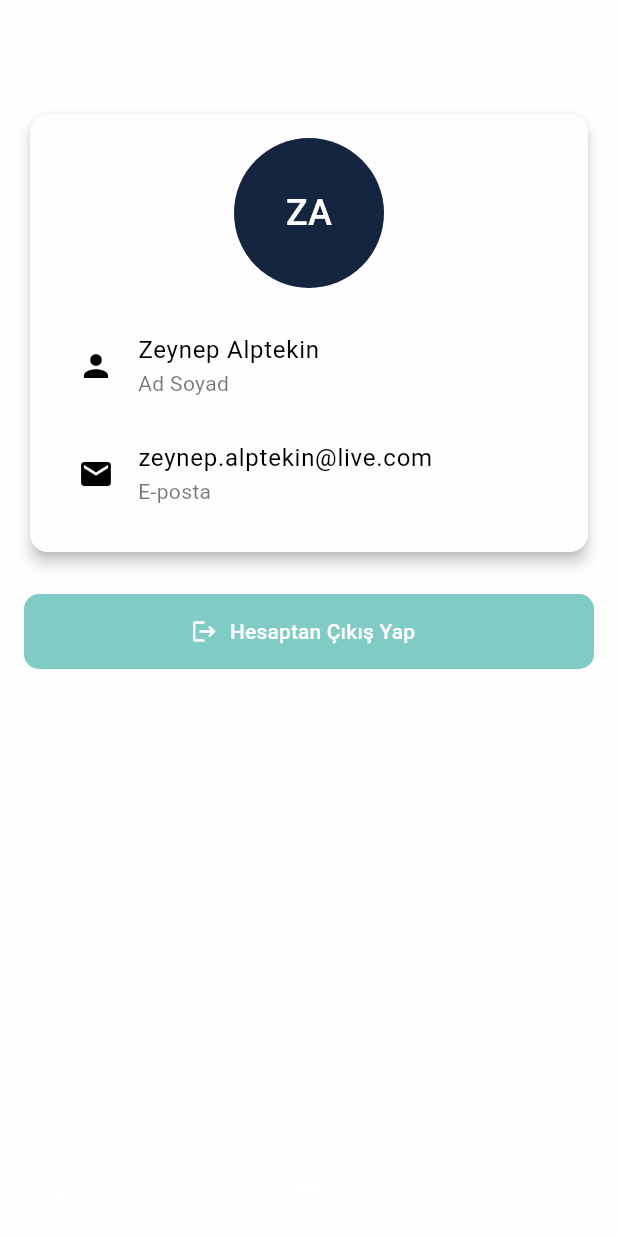
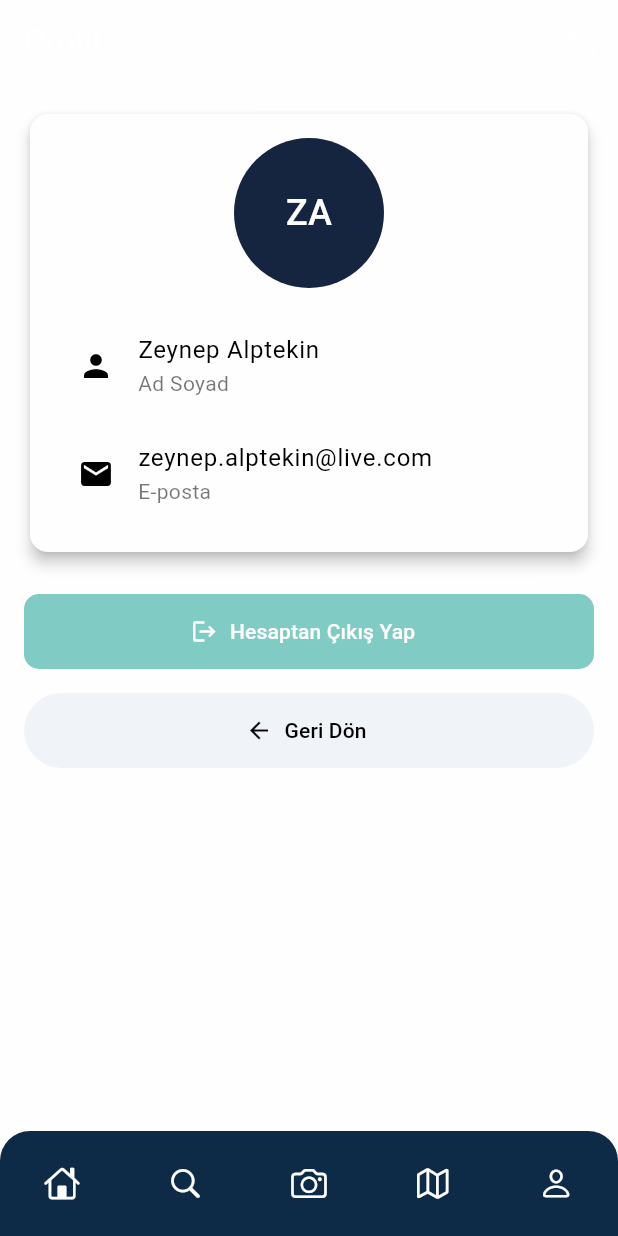
Before and after one commit to zeynepalptekin/WanderCompass, a Flutter app: the PersonScreen screen opened by its route, on a phone screen of 412 x 824 dp. Run offline on Flutter 3.47's test engine with Material 3 defaults, Android fonts, the phone set to English and light mode, and no system bars; our stand-ins replace go_router, google_fonts, lottie; missing offline and left inert: dotlottie_loader.

Commit message:
arama ve person sayfalarina alt menu, sayfalar arasi gecis eklendi.

```diff
--- a/lib/core/themes.dart
+++ b/lib/core/themes.dart
@@ -34,6 +34,7 @@ const darkColors = {
   "error": Color.fromARGB(255, 244, 67, 54),
   "onError": Color.fromARGB(255, 255, 255, 255),
 };
+
 final lightTheme = ThemeData(
   brightness: Brightness.light,
   colorScheme: ColorScheme(
--- a/lib/main.dart
+++ b/lib/main.dart
@@ -8,7 +8,7 @@ void main() {
   runApp(
     ChangeNotifierProvider(
       create: (_) => ThemeProvider(),
-      child: MyApp(),
+      child: const MyApp(),
     ),
   );
 }
@@ -18,7 +18,8 @@ class MyApp extends StatelessWidget {
 
   @override
   Widget build(BuildContext context) {
-    return Consumer<ThemeProvider>(builder: (context, themeProvider, child) {
+    final themeProvider = Provider.of<ThemeProvider>(context);
+
     return MaterialApp.router(
       title: 'Flutter App',
       themeMode: themeProvider.isDark ? ThemeMode.dark : ThemeMode.light,
@@ -27,6 +28,5 @@ class MyApp extends StatelessWidget {
       routerConfig: router, // go_router yapılandırmamızı kullan
       debugShowCheckedModeBanner: false, // Debug bandını kaldır
     );
-    });
   }
 }
--- a/lib/screens/person_screen.dart
+++ b/lib/screens/person_screen.dart
@@ -1,16 +1,18 @@
 import 'package:flutter/cupertino.dart';
 import 'package:flutter/material.dart';
 import 'package:go_router/go_router.dart';
-import 'package:provider/provider.dart';
-
 import '../core/themes.dart';
 import '../widgets/bottom_menu.dart';
+import 'package:provider/provider.dart'; // Provider'ı dahil edin
 
 class PersonScreen extends StatelessWidget {
   const PersonScreen({super.key});
 
   @override
   Widget build(BuildContext context) {
+    // ThemeProvider'ı burada doğru şekilde kullanıyoruz
+    final themeProvider = Provider.of<ThemeProvider>(context);
+
     return Scaffold(
       appBar: AppBar(
         title: const Text("Profil"),
@@ -18,7 +20,7 @@ class PersonScreen extends StatelessWidget {
           IconButton(
             icon: const Icon(CupertinoIcons.moon),
             onPressed: () {
-              context.read<ThemeProvider>().toggleTheme();
+              themeProvider.toggleTheme(); // Tema değişikliği
             },
           ),
         ],
@@ -35,7 +37,6 @@ class PersonScreen extends StatelessWidget {
               padding: const EdgeInsets.all(16),
               child: Column(
                 children: [
-                  // Profil Resmi
                   const CircleAvatar(
                     radius: 50,
                     backgroundColor: Color.fromARGB(255, 22, 37, 63),
@@ -45,8 +46,6 @@ class PersonScreen extends StatelessWidget {
                     ),
                   ),
                   const SizedBox(height: 16),
-
-                  // Kullanıcı Bilgileri
                   const ListTile(
                     leading: Icon(Icons.person, color: Colors.black),
                     title: Text(
@@ -74,10 +73,10 @@ class PersonScreen extends StatelessWidget {
             ),
           ),
           const SizedBox(height: 24),
-
-          // Hesaptan Çıkış Yap Butonu
           FilledButton.icon(
-            onPressed: () {},
+            onPressed: () {
+              // Hesaptan çıkış yapacak fonksiyonu buraya ekleyebilirsiniz
+            },
             icon: const Icon(Icons.logout),
             label: const Text("Hesaptan Çıkış Yap"),
             style: FilledButton.styleFrom(
@@ -88,25 +87,20 @@ class PersonScreen extends StatelessWidget {
               ),
             ),
           ),
-
           const SizedBox(height: 16),
-
-          // Geri Dön Butonu: Geri gitme işlemi mevcutsa görünür
-          if (Navigator.of(context).canPop())
           TextButton.icon(
             onPressed: () {
-                context.pop(); // Geri gitmek için
+              context.go("/home"); // Ana sayfaya gitmek için
             },
-              icon: const Icon(Icons.arrow_back,
-                  color: Colors.black), // İkonun rengi siyah
+            icon: const Icon(Icons.arrow_back, color: Colors.black),
             label: const Text(
               "Geri Dön",
-                style: TextStyle(color: Colors.black), // Yazının rengi siyah
+              style: TextStyle(color: Colors.black),
             ),
             style: TextButton.styleFrom(
               foregroundColor: Colors.black,
               minimumSize: const Size(double.infinity, 50),
-                backgroundColor: const Color(0xFFF0F4F8), // İkon ve yazı rengi
+              backgroundColor: const Color(0xFFF0F4F8),
             ),
           ),
         ],
--- a/lib/widgets/bottom_menu.dart
+++ b/lib/widgets/bottom_menu.dart
@@ -1,4 +1,3 @@
-// TODO Implement this library.
 import 'package:flutter/cupertino.dart';
 import 'package:flutter/material.dart';
 import 'package:go_router/go_router.dart';
@@ -12,47 +11,66 @@ class BottomMenu extends StatelessWidget {
   Widget build(BuildContext context) {
     return Container(
       height: 70,
+      decoration: BoxDecoration(
+        color: Theme.of(context).colorScheme.primary, // Tema ile uyumlu renk
+        borderRadius: const BorderRadius.only(
+          topLeft: Radius.circular(20),
+          topRight: Radius.circular(20),
+        ),
+      ),
       child: Row(
         mainAxisAlignment: MainAxisAlignment.spaceAround,
         children: [
+          // Ana Sayfa İkonu
           IconButton(
             onPressed: () {
-              context.go("/home");
+              context.go("/home"); // Ana sayfaya yönlendirme
             },
             icon: Icon(
               CupertinoIcons.home,
+              color: Theme.of(context)
+                  .colorScheme
+                  .onPrimary, // Tema ile uyumlu renk
             ),
           ),
+          // Arama İkonu
           IconButton(
             onPressed: () {
-              context.go("/search");
+              context.go("/search"); // Arama sayfasına yönlendirme
             },
             icon: Icon(
               CupertinoIcons.search,
+              color: Theme.of(context).colorScheme.onPrimary,
             ),
           ),
+          // Kamera İkonu
           IconButton(
             onPressed: () {
-              context.go("/voice");
+              context.go("/camera"); // Kamera sayfasına yönlendirme
             },
             icon: Icon(
-              Icons.android,
+              CupertinoIcons.camera,
+              color: Theme.of(context).colorScheme.onPrimary,
             ),
           ),
+          // Harita İkonu
           IconButton(
             onPressed: () {
-              context.go("/history");
+              context.go("/map"); // Harita sayfasına yönlendirme
             },
             icon: Icon(
-              Icons.history,
+              CupertinoIcons.map,
+              color: Theme.of(context).colorScheme.onPrimary,
             ),
           ),
+          // Profil İkonu
           IconButton(
             onPressed: () {
-              context.go("/profile");
+              context.go("/person"); // Profil sayfasına yönlendirme
             },
             icon: Icon(
               CupertinoIcons.person,
+              color: Theme.of(context).colorScheme.onPrimary,
             ),
           ),
         ],
```
Also changed, not shown: lib/screens/home_screen.dart (+8 -3 lines), lib/screens/search_screen.dart (+15 -6 lines). Lines whose indentation alone changed are shown as unchanged.
